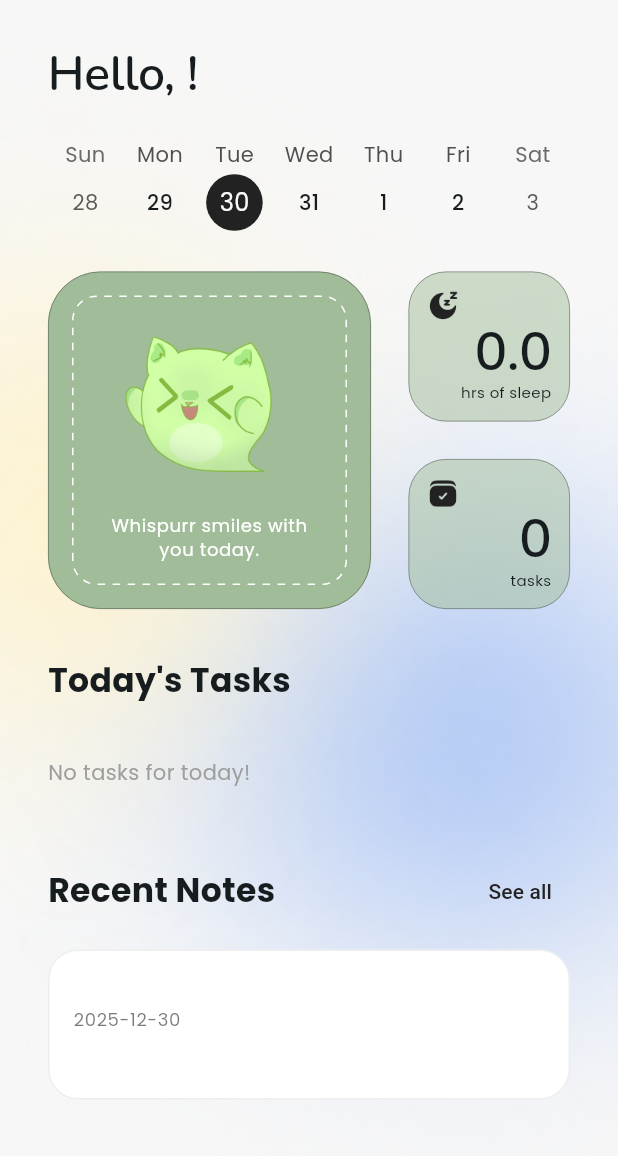
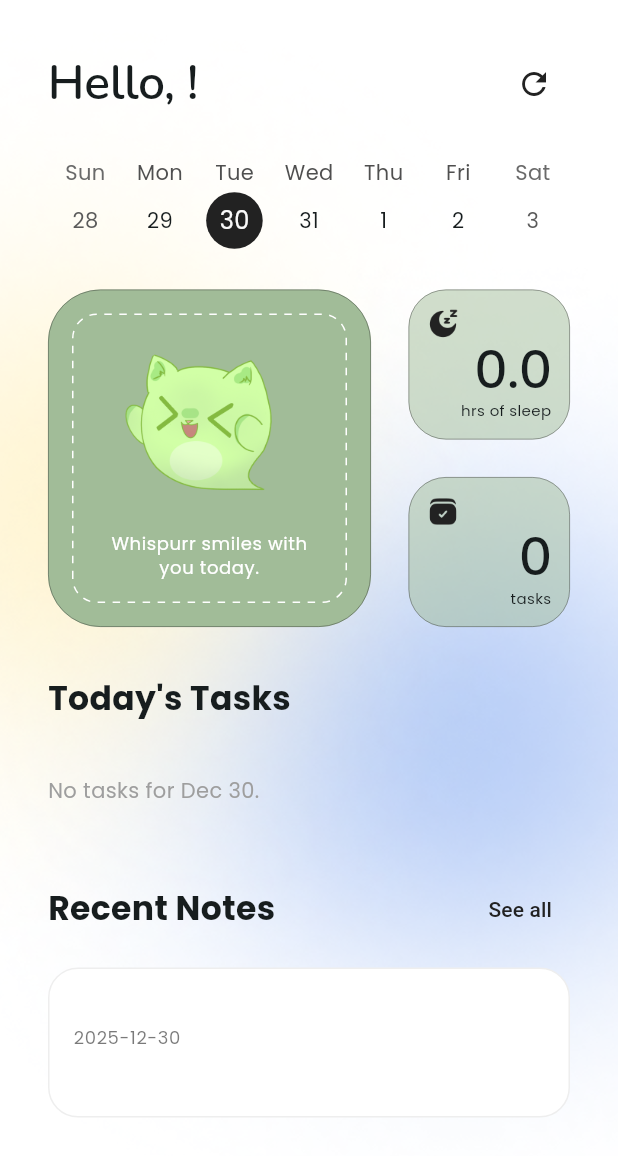
Before and after one commit to bread-pit/whispurr-hackathon, a Flutter app: the HomePage screen opened directly with empty values, after a tap on "See all", on a phone screen of 412 x 824 dp. Shown: the top 1156 px of the screen. Run offline on Flutter 3.47's test engine with Material 3 defaults, Android fonts, the phone set to English and light mode, and no system bars; drawn by our look-alikes of dotted_border, table_calendar; our stand-ins replace flutter_svg, google_fonts, supabase_flutter; accounts and stored records are empty.

Commit message:
refactor(calendar): use String id for CalendarTask and update status method

```diff
--- a/lib/core/model/calendar_model.dart
+++ b/lib/core/model/calendar_model.dart
@@ -1,7 +1,7 @@
 import 'package:flutter/material.dart';
 
 class CalendarTask {
-  final int? id;
+  final String? id;
   final String title;
   final String time;
   final Color color;
--- a/lib/views/home/home_page.dart
+++ b/lib/views/home/home_page.dart
@@ -1,4 +1,6 @@
+import 'dart:async';
 import 'package:flutter/material.dart';
+import 'package:intl/intl.dart'; // Needed for date formatting
 import 'package:table_calendar/table_calendar.dart';
 import 'package:whispurr_hackathon/core/services/automations_service.dart';
 import 'package:whispurr_hackathon/core/services/supabase_service.dart';
@@ -18,46 +20,59 @@ class HomePage extends StatefulWidget {
 }
 
 class _HomePageState extends State<HomePage> {
-  // ─────────────────────────────────────────────
-  // State Variables
-  // ─────────────────────────────────────────────
-
-  // Calendar
+  // Calendar State
   CalendarFormat _calendarFormat = CalendarFormat.week;
   DateTime _focusedDay = DateTime.now();
-  DateTime? _selectedDay;
+  DateTime _selectedDay = DateTime.now(); // Default to now immediately
 
-  // Data
+  // Data State
   final Map<DateTime, List<CalendarTask>> _allTasks = {};
   final _automationsService = AutomationsService();
   List<CalendarTask> _selectedEvents = [];
 
-  // Notes
+  // Note State
   Map<String, dynamic>? _recentNote;
 
-  // Summary Card Stats
+  // Summary State
   int _todaysTaskCount = 0;
   double _todaysSleep = 0.0;
   bool _isHappyMood = true;
+
+  Timer? _refreshTimer;
 
   @override
   void initState() {
     super.initState();
     _selectedDay = _normalizeDate(DateTime.now());
 
-    // Only fetch data if user is logged in
     final user = SupabaseService.client.auth.currentUser;
     if (user != null) {
       _fetchTasks();
       _fetchRecentNote();
+
+      // Auto-refresh every 5 seconds to catch new tasks
+      _refreshTimer = Timer.periodic(const Duration(seconds: 5), (timer) {
+        if (mounted) _fetchTasks();
+      });
     }
   }
 
-  // ─────────────────────────────────────────────
-  // Backend Logic
-  // ─────────────────────────────────────────────
+  @override
+  void dispose() {
+    _refreshTimer?.cancel();
+    super.dispose();
+  }
 
-  // 1. Fetch Calendar Tasks & Calculate Summary
+  Future<void> _onRefresh() async {
+    await _fetchTasks();
+    await _fetchRecentNote();
+    if (mounted) {
+      ScaffoldMessenger.of(context).showSnackBar(
+        const SnackBar(content: Text('Refreshed!'), duration: Duration(milliseconds: 500)),
+      );
+    }
+  }
+
   Future<void> _fetchTasks() async {
     final user = SupabaseService.client.auth.currentUser;
     if (user == null) return;
@@ -78,45 +93,47 @@ class _HomePageState extends State<HomePage> {
           final payload = item['payload'] ?? {};
           final title = item['title'] ?? 'Untitled';
           final status = item['status'] ?? 'pending';
+          final id = item['id'].toString();
 
           final dateStr = payload['start_date'];
+          final endDateStr = payload['end_date'];
+
           if (dateStr != null) {
-            final date = DateTime.parse(dateStr);
-            final normalizedDate = _normalizeDate(date);
-            // Format time (e.g., 08:30)
-            final timeStr = "${date.hour}:${date.minute.toString().padLeft(2, '0')}";
+            final startDate = DateTime.parse(dateStr);
+            final endDate = endDateStr != null ? DateTime.parse(endDateStr) : startDate;
+            final timeStr = "${startDate.hour}:${startDate.minute.toString().padLeft(2, '0')}";
 
             final task = CalendarTask(
+              id: id,
               title: title,
               time: timeStr,
               color: const Color(0xFFA8C69F),
               isCompleted: status == 'completed',
             );
 
-            if (_allTasks[normalizedDate] == null) {
-              _allTasks[normalizedDate] = [];
+            for (var day = _normalizeDate(startDate);
+                !day.isAfter(_normalizeDate(endDate));
+                day = day.add(const Duration(days: 1))) {
+
+              if (_allTasks[day] == null) _allTasks[day] = [];
+              if (!_allTasks[day]!.any((t) => t.id == task.id)) {
+                _allTasks[day]!.add(task);
               }
-            _allTasks[normalizedDate]!.add(task);
 
-            // Calculate "Today" stats
-            if (normalizedDate == todayKey) {
+              if (day == todayKey) {
                 todayTotal++;
                 if (task.isCompleted) todayCompleted++;
-
-              // Logic: If task title contains "sleep", use a dummy value (or real duration if you have it)
-              if (title.toLowerCase().contains("sleep")) {
-                  calculatedSleep = 8.0;
+                if (title.toLowerCase().contains("sleep")) calculatedSleep = 8.0;
               }
             }
           }
         }
 
-        // Update Summary State
         _todaysTaskCount = todayTotal;
         _todaysSleep = calculatedSleep;
         _isHappyMood = todayTotal == 0 || (todayCompleted / todayTotal) >= 0.5;
 
-        // Refresh list
+        // Force update the list for the currently selected day
         _loadTasksForSelectedDay();
       });
     } catch (e) {
@@ -124,55 +141,60 @@ class _HomePageState extends State<HomePage> {
     }
   }
 
-  // 2. Fetch Most Recent Note from Supabase
   Future<void> _fetchRecentNote() async {
     final user = SupabaseService.client.auth.currentUser;
     if (user == null) return;
-
     try {
       final response = await SupabaseService.client
           .from('notes')
           .select()
           .eq('user_id', user.id)
-          .order('created_at', ascending: false) // Newest first
+          .order('created_at', ascending: false)
           .limit(1)
           .maybeSingle();
-
       if (!mounted) return;
-
       if (response != null) {
-        setState(() {
-          _recentNote = response;
-        });
+        setState(() => _recentNote = response);
       }
-    } catch (e) {
-      debugPrint("Error fetching notes: $e");
-    }
+    } catch (e) {}
   }
 
-  // ─────────────────────────────────────────────
-  // Utilities
-  // ─────────────────────────────────────────────
   DateTime _normalizeDate(DateTime date) {
     return DateTime(date.year, date.month, date.day);
   }
 
   void _loadTasksForSelectedDay() {
-    final key = _normalizeDate(_selectedDay!);
+    final key = _normalizeDate(_selectedDay);
     setState(() {
       _selectedEvents = _allTasks[key] ?? [];
     });
   }
 
-  // ─────────────────────────────────────────────
-  // UI
-  // ─────────────────────────────────────────────
+  Future<void> _handleTaskToggle(CalendarTask task) async {
+    setState(() => task.isCompleted = !task.isCompleted);
+    if (task.id != null) {
+      try {
+        final newStatus = task.isCompleted ? 'completed' : 'pending';
+        await _automationsService.updateStatus(task.id!, newStatus);
+      } catch (e) {
+        if (mounted) setState(() => task.isCompleted = !task.isCompleted);
+      }
+    }
+  }
+
   @override
   Widget build(BuildContext context) {
     final user = SupabaseService.client.auth.currentUser;
     final userName = user?.userMetadata?['first_name'] ?? 'Friend';
 
+    // Create a dynamic header based on selected day
+    final bool isToday = isSameDay(_selectedDay, DateTime.now());
+    final String listHeader = isToday
+        ? "Today's Tasks"
+        : "Tasks for ${DateFormat('MMM d').format(_selectedDay)}";
+
     return Scaffold(
+      backgroundColor: Colors.white,
       body: Container(
         width: double.infinity,
         height: double.infinity,
@@ -183,38 +205,42 @@ class _HomePageState extends State<HomePage> {
           ),
         ),
         child: SafeArea(
+          child: RefreshIndicator(
+            onRefresh: _onRefresh,
             child: SingleChildScrollView(
+              physics: const AlwaysScrollableScrollPhysics(),
               padding: const EdgeInsets.all(32.0),
               child: Column(
                 crossAxisAlignment: CrossAxisAlignment.start,
                 children: [
-                // Header
-                Text(
-                  "Hello, $userName!",
-                  style: context.textTheme.displayLarge,
+                  Row(
+                    mainAxisAlignment: MainAxisAlignment.spaceBetween,
+                    children: [
+                      Text("Hello, $userName!", style: context.textTheme.displayLarge),
+                      IconButton(
+                        onPressed: _onRefresh,
+                        icon: const Icon(Icons.refresh, color: AppColors.black),
+                      ),
+                    ],
                   ),
                   const SizedBox(height: 25),
 
-                // CALENDAR
+                  // CALENDAR STRIP
                   TableCalendar(
                     firstDay: DateTime.utc(2025, 1, 1),
                     lastDay: DateTime.utc(2030, 12, 31),
                     focusedDay: _focusedDay,
                     calendarFormat: _calendarFormat,
                     headerVisible: false,
-
-                  // Show dots for events
-                  eventLoader: (day) {
-                    return _allTasks[_normalizeDate(day)] ?? [];
-                  },
-
+                    eventLoader: (day) => _allTasks[_normalizeDate(day)] ?? [],
                     selectedDayPredicate: (day) => isSameDay(_selectedDay, day),
                     onDaySelected: (selectedDay, focusedDay) {
+                      setState(() {
                         _selectedDay = _normalizeDate(selectedDay);
                         _focusedDay = focusedDay;
-                    _loadTasksForSelectedDay();
+                        _loadTasksForSelectedDay(); // This updates the list below!
+                      });
                     },
-
                     calendarStyle: CalendarStyle(
                       todayDecoration: BoxDecoration(
                         color: AppColors.black.withOpacity(0.1),
@@ -224,23 +250,15 @@ class _HomePageState extends State<HomePage> {
                         color: AppColors.black,
                         shape: BoxShape.circle,
                       ),
-                    // Fixed Marker Decoration
                       markerDecoration: const BoxDecoration(
-                      color: Color(0xFF000000),
+                        color: Color(0xFFA8C69F),
                         shape: BoxShape.circle,
                       ),
-                    defaultTextStyle: const TextStyle(fontWeight: FontWeight.w500),
-                  ),
-                  headerStyle: const HeaderStyle(
-                    formatButtonVisible: false,
-                    titleCentered: true,
-                    titleTextStyle: TextStyle(fontSize: 18, fontWeight: FontWeight.bold),
                     ),
                   ),
 
                   const SizedBox(height: 20),
 
-                // SUMMARY CARD (Functional)
                   SummaryCard(
                     taskCount: _todaysTaskCount,
                     sleepHours: _todaysSleep,
@@ -249,20 +267,19 @@ class _HomePageState extends State<HomePage> {
 
                   const SizedBox(height: 32),
 
-                // TASKS HEADER
-                const Text(
-                  "Today's Tasks",
-                  style: TextStyle(fontSize: 22, fontWeight: FontWeight.bold),
+                  // DYNAMIC HEADER
+                  Text(
+                    listHeader, // Shows "Tasks for Dec 31" etc.
+                    style: const TextStyle(fontSize: 22, fontWeight: FontWeight.bold),
                   ),
                   const SizedBox(height: 16),
 
-                // TASKS LIST
                   if (_selectedEvents.isEmpty)
-                  const Padding(
-                    padding: EdgeInsets.symmetric(vertical: 20),
+                    Padding(
+                      padding: const EdgeInsets.symmetric(vertical: 20),
                       child: Text(
-                      "No tasks for today!",
-                      style: TextStyle(color: Colors.grey),
+                        "No tasks for ${DateFormat('MMM d').format(_selectedDay)}.",
+                        style: const TextStyle(color: Colors.grey),
                       ),
                     )
                   else
@@ -277,11 +294,7 @@ class _HomePageState extends State<HomePage> {
                           subtitle: task.time,
                           dotColor: task.color,
                           isCompleted: task.isCompleted,
-                        onToggle: (_) {
-                          setState(() {
-                            task.isCompleted = !task.isCompleted;
-                          });
-                        },
+                          onToggle: (_) => _handleTaskToggle(task),
                           onTap: () {},
                         );
                       },
@@ -289,32 +302,21 @@ class _HomePageState extends State<HomePage> {
 
                   const SizedBox(height: 25),
 
-                // RECENT NOTES HEADER
                   Row(
                     mainAxisAlignment: MainAxisAlignment.spaceBetween,
                     children: [
-                    const Text(
-                      "Recent Notes",
-                      style: TextStyle(fontSize: 22, fontWeight: FontWeight.bold),
-                    ),
+                      const Text("Recent Notes", style: TextStyle(fontSize: 22, fontWeight: FontWeight.bold)),
                       TextButton(
-                      onPressed: () {
-                        widget.onTabChange(2);
-                      },
-                      child: const Text(
-                        "See all",
-                        style: TextStyle(color: AppColors.black),
-                      ),
+                        onPressed: () => widget.onTabChange(2),
+                        child: const Text("See all", style: TextStyle(color: AppColors.black)),
                       ),
                     ],
                   ),
 
-                // RECENT NOTE CARD (Functional)
                   if (_recentNote != null)
                     NoteCard(
                       title: _recentNote!['title'] ?? 'No Title',
                       content: _recentNote!['content'] ?? '',
-                    // Parse Supabase Timestamp to Date String
                       date: _recentNote!['created_at'] != null
                           ? DateTime.parse(_recentNote!['created_at']).toString().split(' ')[0]
                           : 'Today',
@@ -329,6 +331,7 @@ class _HomePageState extends State<HomePage> {
             ),
           ),
         ),
+      ),
     );
   }
 }
```
Also changed, not shown: lib/core/services/automations_service.dart (+3 -6 lines), lib/views/calendar/calendar_page.dart (+26 -41 lines), lib/views/calendar/create_task.dart (+14 -24 lines), 1 other file. Lines whose indentation alone changed are shown as unchanged.
